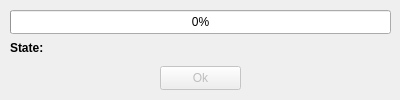
The window that src/FrontendQt/SaveGameDialog.ui (Meos4/Jade-Cocoon-Randomizer) describes before a commit, drawn with Qt 5.
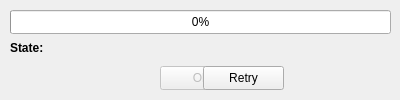
The same window after the commit.

Commit message: Add a retry button in case the ISO build fails

What changed in the file:
```diff
--- a/src/FrontendQt/SaveGameDialog.ui
+++ b/src/FrontendQt/SaveGameDialog.ui
@@ -104,6 +104,19 @@
     <string>Ok</string>
    </property>
   </widget>
+  <widget class="QPushButton" name="retryButton">
+   <property name="geometry">
+    <rect>
+     <x>203</x>
+     <y>66</y>
+     <width>81</width>
+     <height>24</height>
+    </rect>
+   </property>
+   <property name="text">
+    <string>Retry</string>
+   </property>
+  </widget>
  </widget>
  <layoutdefault spacing="6" margin="11"/>
  <resources/>
```
The commit also changes 4 other files.
